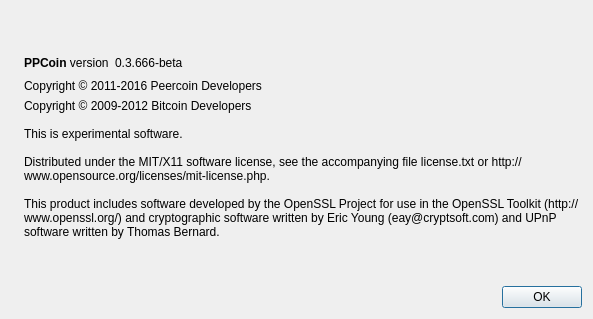
Old version of the form src/qt/forms/aboutdialog.ui in the repository peercoin/peercoin.
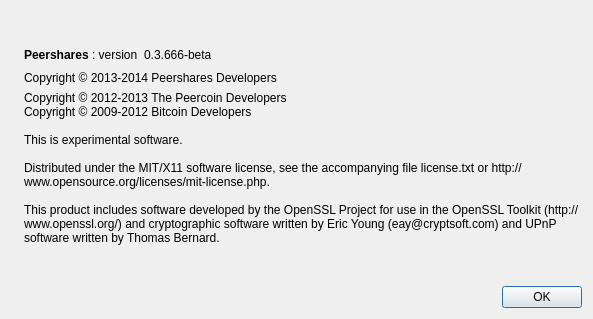
New version of the form. Icons and pictures are not drawn.

The edit to the form file:
```diff
--- a/src/qt/forms/aboutdialog.ui
+++ b/src/qt/forms/aboutdialog.ui
@@ -50,7 +50,7 @@
        <item>
         <widget class="QLabel" name="label">
          <property name="text">
-          <string>&lt;b&gt;PPCoin&lt;/b&gt; version</string>
+          <string>&lt;b&gt;Peershares&lt;/b&gt; : version</string>
          </property>
          <property name="textInteractionFlags">
           <set>Qt::LinksAccessibleByMouse|Qt::TextSelectableByKeyboard|Qt::TextSelectableByMouse</set>
@@ -88,7 +88,7 @@
      <item>
       <widget class="QLabel" name="label_ppcoin_copyright">
        <property name="text">
-        <string>Copyright © 2011-2016 Peercoin Developers</string>
+        <string>Copyright © 2013-2014 Peershares Developers</string>
        </property>
        <property name="wordWrap">
         <bool>true</bool>
@@ -101,7 +101,8 @@
      <item>
       <widget class="QLabel" name="label_2">
        <property name="text">
-        <string>Copyright © 2009-2012 Bitcoin Developers
+        <string>Copyright © 2012-2013 The Peercoin Developers
+Copyright © 2009-2012 Bitcoin Developers
 
 This is experimental software.
 
```
Left out of the diff: 4 changed lines with no effect on the pictures.
